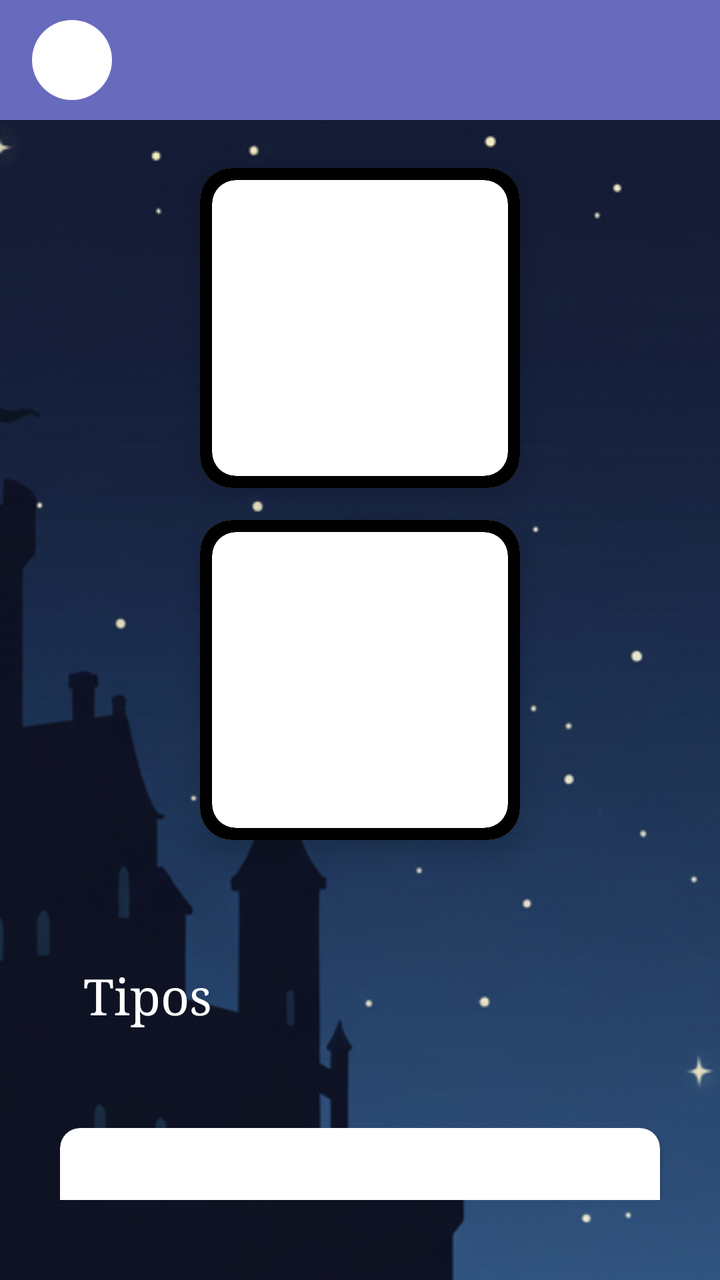
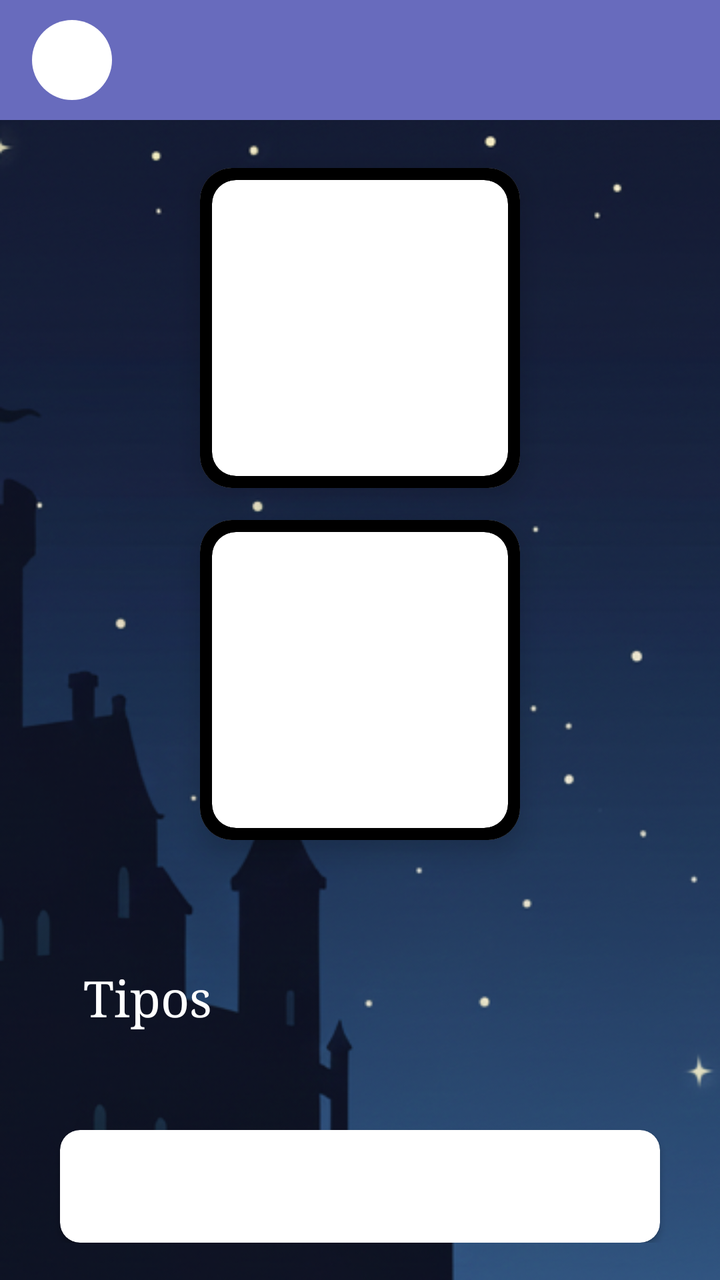

An Android layout rendered at two revisions. The XML below is the earlier revision; the diff shows what the commit changed to produce the second picture.
<!-- AndroidManifest.xml: application theme Theme.LaPosada -->
<!-- res/layout/activity_game_description.xml -->
<?xml version="1.0" encoding="utf-8"?>
<androidx.constraintlayout.widget.ConstraintLayout xmlns:android="http://schemas.android.com/apk/res/android"
    xmlns:app="http://schemas.android.com/apk/res-auto"
    xmlns:tools="http://schemas.android.com/tools"
    android:id="@+id/main"
    android:layout_width="match_parent"
    android:layout_height="match_parent"
    android:background="@drawable/fondo_default"
    tools:context=".pantallas.menuJuegos.GameDescriptionActivity">

    <androidx.constraintlayout.widget.ConstraintLayout
        android:id="@+id/topBar"
        android:layout_width="match_parent"
        android:layout_height="60dp"
        android:background="@color/purple_blue"
        app:layout_constraintTop_toTopOf="parent">

        <ImageView
            android:id="@+id/buttonBack"
            android:layout_width="40dp"
            android:layout_height="40dp"
            android:layout_marginStart="16dp"
            android:src="@drawable/circle_white"
            app:layout_constraintBottom_toBottomOf="parent"
            app:layout_constraintStart_toStartOf="parent"
            app:layout_constraintTop_toTopOf="parent" />

        <TextView
            android:layout_width="wrap_content"
            android:layout_height="wrap_content"

            android:textColor="@color/white"
            android:textSize="20sp"
            app:layout_constraintBottom_toBottomOf="parent"
            app:layout_constraintEnd_toEndOf="parent"
            app:layout_constraintStart_toStartOf="parent"
            app:layout_constraintTop_toTopOf="parent" />

    </androidx.constraintlayout.widget.ConstraintLayout>

    <LinearLayout
        android:layout_width="match_parent"
        android:layout_height="0dp"
        android:orientation="vertical"
        app:layout_constraintTop_toBottomOf="@id/topBar"
        app:layout_constraintBottom_toBottomOf="parent">

        <androidx.constraintlayout.widget.ConstraintLayout
            android:layout_width="match_parent"
            android:layout_height="wrap_content"
            android:paddingBottom="40dp">


            <androidx.cardview.widget.CardView
                android:id="@+id/cardImage1"
                android:layout_width="160dp"
                android:layout_height="160dp"
                android:layout_marginTop="24dp"
                app:cardCornerRadius="16dp"
                app:cardElevation="8dp"
                app:layout_constraintTop_toTopOf="parent"
                app:layout_constraintStart_toStartOf="parent"
                app:layout_constraintEnd_toEndOf="parent">
                
                <LinearLayout
                    android:layout_width="match_parent"
                    android:layout_height="match_parent"
                    android:background="@color/black"
                    android:gravity="center"
                    android:padding="6dp">
                    
                    <androidx.cardview.widget.CardView
                         android:layout_width="match_parent"
                         android:layout_height="match_parent"
                         app:cardCornerRadius="12dp"
                         app:cardElevation="0dp">
                         
                        <LinearLayout
                            android:id="@+id/imageGame1"
                            android:layout_width="match_parent"
                            android:layout_height="match_parent"
                            android:scaleType="centerCrop"
                            android:orientation="vertical"
                            />
                            
                    </androidx.cardview.widget.CardView>
                </LinearLayout>
            </androidx.cardview.widget.CardView>


            <androidx.cardview.widget.CardView
                android:id="@+id/cardImage2"
                android:layout_width="160dp"
                android:layout_height="160dp"
                android:layout_marginTop="16dp"
                app:cardCornerRadius="16dp"
                app:cardElevation="8dp"
                app:layout_constraintTop_toBottomOf="@id/cardImage1"
                app:layout_constraintStart_toStartOf="parent"
                app:layout_constraintEnd_toEndOf="parent">
                
                <LinearLayout
                    android:layout_width="match_parent"
                    android:layout_height="match_parent"
                    android:background="@color/black"
                    android:gravity="center"
                    android:padding="6dp">
                    
                    <androidx.cardview.widget.CardView
                         android:layout_width="match_parent"
                         android:layout_height="match_parent"
                         app:cardCornerRadius="12dp"
                         app:cardElevation="0dp">
                         
                        <LinearLayout
                            android:id="@+id/imageGame2"
                            android:layout_width="match_parent"
                            android:layout_height="match_parent"
                            android:scaleType="centerCrop"
                            android:orientation="vertical"
                            />
                            
                    </androidx.cardview.widget.CardView>
                </LinearLayout>
            </androidx.cardview.widget.CardView>

            <TextView
                android:layout_width="wrap_content"
                android:layout_height="wrap_content"
                app:layout_constraintTop_toBottomOf="@id/cardImage2"
                app:layout_constraintBottom_toBottomOf="parent"
                app:layout_constraintStart_toStartOf="parent"
                app:layout_constraintEnd_toEndOf="parent"
                app:layout_constraintVertical_bias="0.05"
                android:textColor="@color/white"
                android:textSize="30sp"
                android:fontFamily="serif"
                android:id="@+id/textView_gameName"
                />

            <TextView
                android:layout_width="wrap_content"
                android:layout_height="wrap_content"
                app:layout_constraintTop_toBottomOf="@id/textView_gameName"
                app:layout_constraintStart_toStartOf="parent"
                app:layout_constraintEnd_toEndOf="parent"
                android:layout_margin="15dp"
                app:layout_constraintHorizontal_bias="0.1"
                android:textColor="@color/white"
                android:textSize="25sp"
                android:fontFamily="serif"
                android:id="@+id/textView_tipos"
                android:text="@string/tiposTitle"
                />

            <androidx.recyclerview.widget.RecyclerView
                android:id="@+id/recyclerView_tipos"
                android:layout_width="match_parent"
                android:layout_height="wrap_content"
                app:layout_constraintTop_toBottomOf="@id/textView_tipos"
                app:layout_constraintStart_toStartOf="parent"
                app:layout_constraintEnd_toEndOf="parent"
                app:layout_constraintVertical_bias="0.1"
                app:layout_constraintHorizontal_bias="0.1"
                android:layout_margin="20dp"
                />

             <androidx.cardview.widget.CardView
                android:layout_width="match_parent"
                android:layout_height="wrap_content"
                android:layout_margin="30dp"
                app:cardCornerRadius="10dp"
                app:cardBackgroundColor="@color/white"
                app:layout_constraintTop_toBottomOf="@id/recyclerView_tipos"
                app:layout_constraintStart_toStartOf="parent"
                app:layout_constraintEnd_toEndOf="parent">
                
                <TextView
                    android:id="@+id/textDescription"
                    android:layout_width="match_parent"
                    android:layout_height="wrap_content"
                    android:textColor="@color/black"
                    android:textSize="18sp"
                    android:padding="16dp"
                    />
            </androidx.cardview.widget.CardView>

        </androidx.constraintlayout.widget.ConstraintLayout>
    </LinearLayout>
</androidx.constraintlayout.widget.ConstraintLayout>
<!-- resources referenced by this layout -->
<resources>
  <color name="black">#FF000000</color>
  <color name="purple_blue">#686bbd</color>
  <color name="white">#FFFFFFFF</color>
  <!-- drawable circle_white (drawable) -->
  <?xml version="1.0" encoding="utf-8"?>
  <shape xmlns:android="http://schemas.android.com/apk/res/android"
      android:shape="oval">
      <solid android:color="@android:color/white"/>
  </shape>
  <!-- drawable fondo_default: png bitmap (drawable, 204480 bytes) -->
  <string name="tiposTitle">Tipos</string>
  <style name="Theme.LaPosada" parent="Base.Theme.LaPosada" />
  <style name="Base.Theme.LaPosada" parent="Theme.Material3.DayNight.NoActionBar">
          
          
      </style>
</resources>

<!-- the commit's change to res/layout/activity_game_description.xml (unified diff, before → after) -->
@@ -38,153 +38,161 @@
 
     </androidx.constraintlayout.widget.ConstraintLayout>
 
-    <LinearLayout
+    <ScrollView
         android:layout_width="match_parent"
         android:layout_height="0dp"
-        android:orientation="vertical"
         app:layout_constraintTop_toBottomOf="@id/topBar"
-        app:layout_constraintBottom_toBottomOf="parent">
+        >
+        <LinearLayout
+            android:layout_width="match_parent"
+            android:layout_height="0dp"
+            android:orientation="vertical"
+            app:layout_constraintTop_toBottomOf="@id/topBar"
+            app:layout_constraintBottom_toBottomOf="parent">
 
-        <androidx.constraintlayout.widget.ConstraintLayout
-            android:layout_width="match_parent"
-            android:layout_height="wrap_content"
-            android:paddingBottom="40dp">
+            <androidx.constraintlayout.widget.ConstraintLayout
+                android:layout_width="match_parent"
+                android:layout_height="wrap_content"
+                android:paddingBottom="40dp">
 
 
-            <androidx.cardview.widget.CardView
-                android:id="@+id/cardImage1"
-                android:layout_width="160dp"
-                android:layout_height="160dp"
-                android:layout_marginTop="24dp"
-                app:cardCornerRadius="16dp"
-                app:cardElevation="8dp"
-                app:layout_constraintTop_toTopOf="parent"
-                app:layout_constraintStart_toStartOf="parent"
-                app:layout_constraintEnd_toEndOf="parent">
-                
-                <LinearLayout
-                    android:layout_width="match_parent"
-                    android:layout_height="match_parent"
-                    android:background="@color/black"
-                    android:gravity="center"
-                    android:padding="6dp">
-                    
-                    <androidx.cardview.widget.CardView
-                         android:layout_width="match_parent"
-                         android:layout_height="match_parent"
-                         app:cardCornerRadius="12dp"
-                         app:cardElevation="0dp">
-                         
-                        <LinearLayout
-                            android:id="@+id/imageGame1"
+                <androidx.cardview.widget.CardView
+                    android:id="@+id/cardImage1"
+                    android:layout_width="160dp"
+                    android:layout_height="160dp"
+                    android:layout_marginTop="24dp"
+                    app:cardCornerRadius="16dp"
+                    app:cardElevation="8dp"
+                    app:layout_constraintTop_toTopOf="parent"
+                    app:layout_constraintStart_toStartOf="parent"
+                    app:layout_constraintEnd_toEndOf="parent">
+
+                    <LinearLayout
+                        android:layout_width="match_parent"
+                        android:layout_height="match_parent"
+                        android:background="@color/black"
+                        android:gravity="center"
+                        android:padding="6dp">
+
+                        <androidx.cardview.widget.CardView
                             android:layout_width="match_parent"
                             android:layout_height="match_parent"
-                            android:scaleType="centerCrop"
-                            android:orientation="vertical"
-                            />
-                            
-                    </androidx.cardview.widget.CardView>
-                </LinearLayout>
-            </androidx.cardview.widget.CardView>
+                            app:cardCornerRadius="12dp"
+                            app:cardElevation="0dp">
+
+                            <LinearLayout
+                                android:id="@+id/imageGame1"
+                                android:layout_width="match_parent"
+                                android:layout_height="match_parent"
+                                android:scaleType="centerCrop"
+                                android:orientation="vertical"
+                                />
+
+                        </androidx.cardview.widget.CardView>
+                    </LinearLayout>
+                </androidx.cardview.widget.CardView>
 
 
-            <androidx.cardview.widget.CardView
-                android:id="@+id/cardImage2"
-                android:layout_width="160dp"
-                android:layout_height="160dp"
-                android:layout_marginTop="16dp"
-                app:cardCornerRadius="16dp"
-                app:cardElevation="8dp"
-                app:layout_constraintTop_toBottomOf="@id/cardImage1"
-                app:layout_constraintStart_toStartOf="parent"
-                app:layout_constraintEnd_toEndOf="parent">
-                
-                <LinearLayout
-                    android:layout_width="match_parent"
-                    android:layout_height="match_parent"
-                    android:background="@color/black"
-                    android:gravity="center"
-                    android:padding="6dp">
-                    
-                    <androidx.cardview.widget.CardView
-                         android:layout_width="match_parent"
-                         android:layout_height="match_parent"
-                         app:cardCornerRadius="12dp"
-                         app:cardElevation="0dp">
-                         
-                        <LinearLayout
-                            android:id="@+id/imageGame2"
+                <androidx.cardview.widget.CardView
+                    android:id="@+id/cardImage2"
+                    android:layout_width="160dp"
+                    android:layout_height="160dp"
+                    android:layout_marginTop="16dp"
+                    app:cardCornerRadius="16dp"
+                    app:cardElevation="8dp"
+                    app:layout_constraintTop_toBottomOf="@id/cardImage1"
+                    app:layout_constraintStart_toStartOf="parent"
+                    app:layout_constraintEnd_toEndOf="parent">
+
+                    <LinearLayout
+                        android:layout_width="match_parent"
+                        android:layout_height="match_parent"
+                        android:background="@color/black"
+                        android:gravity="center"
+                        android:padding="6dp">
+
+                        <androidx.cardview.widget.CardView
                             android:layout_width="match_parent"
                             android:layout_height="match_parent"
-                            android:scaleType="centerCrop"
-                            android:orientation="vertical"
-                            />
-                            
-                    </androidx.cardview.widget.CardView>
-                </LinearLayout>
-            </androidx.cardview.widget.CardView>
+                            app:cardCornerRadius="12dp"
+                            app:cardElevation="0dp">
 
-            <TextView
-                android:layout_width="wrap_content"
-                android:layout_height="wrap_content"
-                app:layout_constraintTop_toBottomOf="@id/cardImage2"
-                app:layout_constraintBottom_toBottomOf="parent"
-                app:layout_constraintStart_toStartOf="parent"
-                app:layout_constraintEnd_toEndOf="parent"
-                app:layout_constraintVertical_bias="0.05"
-                android:textColor="@color/white"
-                android:textSize="30sp"
-                android:fontFamily="serif"
-                android:id="@+id/textView_gameName"
-                />
+                            <LinearLayout
+                                android:id="@+id/imageGame2"
+                                android:layout_width="match_parent"
+                                android:layout_height="match_parent"
+                                android:scaleType="centerCrop"
+                                android:orientation="vertical"
+                                />
 
-            <TextView
-                android:layout_width="wrap_content"
-                android:layout_height="wrap_content"
-                app:layout_constraintTop_toBottomOf="@id/textView_gameName"
-                app:layout_constraintStart_toStartOf="parent"
-                app:layout_constraintEnd_toEndOf="parent"
-                android:layout_margin="15dp"
-                app:layout_constraintHorizontal_bias="0.1"
-                android:textColor="@color/white"
-                android:textSize="25sp"
-                android:fontFamily="serif"
-                android:id="@+id/textView_tipos"
-                android:text="@string/tiposTitle"
-                />
+                        </androidx.cardview.widget.CardView>
+                    </LinearLayout>
+                </androidx.cardview.widget.CardView>
 
-            <androidx.recyclerview.widget.RecyclerView
-                android:id="@+id/recyclerView_tipos"
-                android:layout_width="match_parent"
-                android:layout_height="wrap_content"
-                app:layout_constraintTop_toBottomOf="@id/textView_tipos"
-                app:layout_constraintStart_toStartOf="parent"
-                app:layout_constraintEnd_toEndOf="parent"
-                app:layout_constraintVertical_bias="0.1"
-                app:layout_constraintHorizontal_bias="0.1"
-                android:layout_margin="20dp"
-                />
+                <TextView
+                    android:layout_width="wrap_content"
+                    android:layout_height="wrap_content"
+                    app:layout_constraintTop_toBottomOf="@id/cardImage2"
+                    app:layout_constraintBottom_toBottomOf="parent"
+                    app:layout_constraintStart_toStartOf="parent"
+                    app:layout_constraintEnd_toEndOf="parent"
+                    app:layout_constraintVertical_bias="0.05"
+                    android:textColor="@color/white"
+                    android:textSize="30sp"
+                    android:fontFamily="serif"
+                    android:id="@+id/textView_gameName"
+                    />
 
-             <androidx.cardview.widget.CardView
-                android:layout_width="match_parent"
-                android:layout_height="wrap_content"
-                android:layout_margin="30dp"
-                app:cardCornerRadius="10dp"
-                app:cardBackgroundColor="@color/white"
-                app:layout_constraintTop_toBottomOf="@id/recyclerView_tipos"
-                app:layout_constraintStart_toStartOf="parent"
-                app:layout_constraintEnd_toEndOf="parent">
-                
                 <TextView
-                    android:id="@+id/textDescription"
+                    android:layout_width="wrap_content"
+                    android:layout_height="wrap_content"
+                    app:layout_constraintTop_toBottomOf="@id/textView_gameName"
+                    app:layout_constraintStart_toStartOf="parent"
+                    app:layout_constraintEnd_toEndOf="parent"
+                    android:layout_margin="15dp"
+                    app:layout_constraintHorizontal_bias="0.1"
+                    android:textColor="@color/white"
+                    android:textSize="25sp"
+                    android:fontFamily="serif"
+                    android:id="@+id/textView_tipos"
+                    android:text="@string/tiposTitle"
+                    />
+
+                <androidx.recyclerview.widget.RecyclerView
+                    android:id="@+id/recyclerView_tipos"
                     android:layout_width="match_parent"
                     android:layout_height="wrap_content"
-                    android:textColor="@color/black"
-                    android:textSize="18sp"
-                    android:padding="16dp"
+                    app:layout_constraintTop_toBottomOf="@id/textView_tipos"
+                    app:layout_constraintStart_toStartOf="parent"
+                    app:layout_constraintEnd_toEndOf="parent"
+                    app:layout_constraintVertical_bias="0.1"
+                    app:layout_constraintHorizontal_bias="0.1"
+                    android:layout_margin="20dp"
                     />
-            </androidx.cardview.widget.CardView>
 
-        </androidx.constraintlayout.widget.ConstraintLayout>
-    </LinearLayout>
+                <androidx.cardview.widget.CardView
+                    android:layout_width="match_parent"
+                    android:layout_height="wrap_content"
+                    android:layout_margin="30dp"
+                    app:cardCornerRadius="10dp"
+                    app:cardBackgroundColor="@color/white"
+                    app:layout_constraintTop_toBottomOf="@id/recyclerView_tipos"
+                    app:layout_constraintStart_toStartOf="parent"
+                    app:layout_constraintEnd_toEndOf="parent">
+
+                    <TextView
+                        android:id="@+id/textDescription"
+                        android:layout_width="match_parent"
+                        android:layout_height="wrap_content"
+                        android:textColor="@color/black"
+                        android:textSize="18sp"
+                        android:padding="16dp"
+                        />
+                </androidx.cardview.widget.CardView>
+
+            </androidx.constraintlayout.widget.ConstraintLayout>
+        </LinearLayout>
+    </ScrollView>
+
+
 </androidx.constraintlayout.widget.ConstraintLayout>
